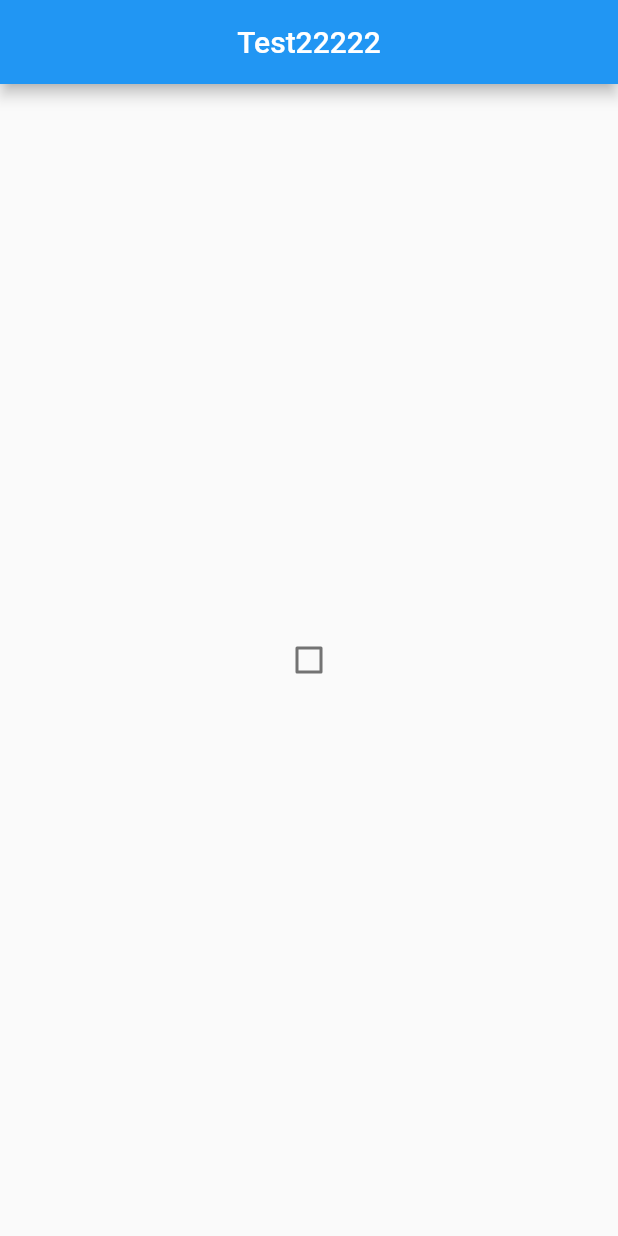
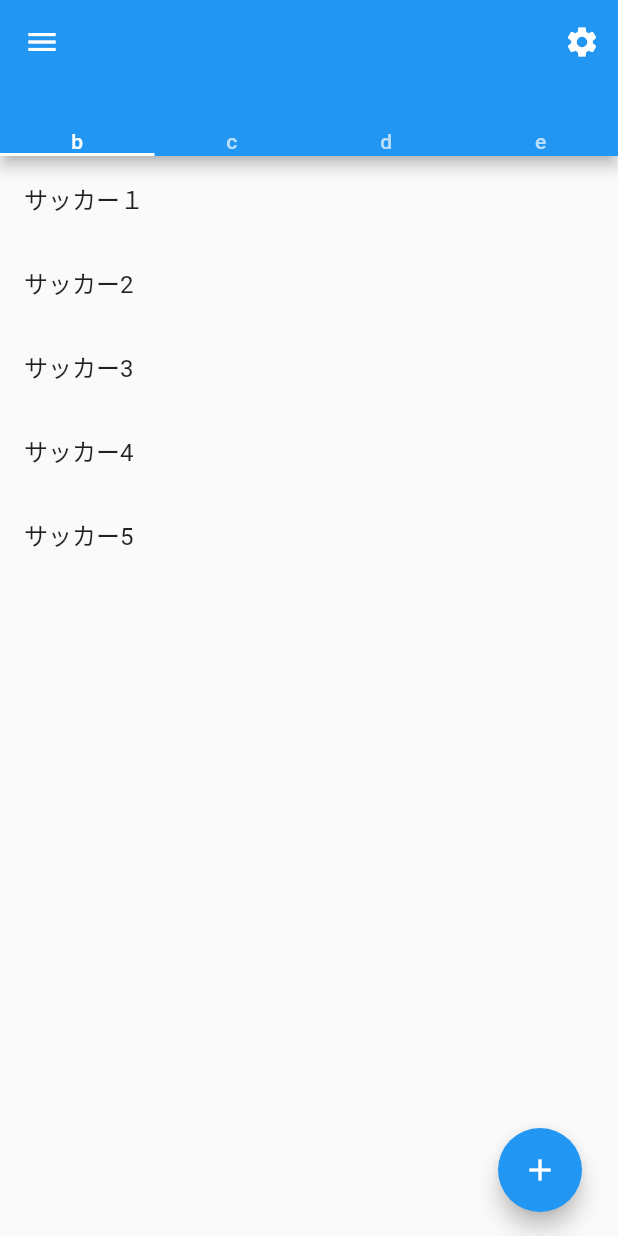
Before and after one commit to Hikaru1656/gddapp, a Flutter app: the screen it shows after launch, on a phone screen of 412 x 824 dp. Run offline on Flutter 3.47's test engine with Material 2 defaults, Android fonts, the phone set to English and light mode, and no system bars; our stand-ins replace cloud_firestore, firebase_core, freezed_annotation, hooks_riverpod; accounts and stored records are empty.

Commit message:
UIの一部作成

```diff
--- a/lib/main.dart
+++ b/lib/main.dart
@@ -1,6 +1,7 @@
 import 'package:firebase_core/firebase_core.dart';
 import 'package:flutter/material.dart';
 import 'package:gddapp/test.dart';
+import 'package:gddapp/views/main_page.dart';
 
 Future<void> main() async{
   WidgetsFlutterBinding.ensureInitialized();
@@ -17,7 +18,7 @@ class MyApp extends StatelessWidget {
       theme: ThemeData(
         primarySwatch: Colors.blue,
       ),
-      home: Test(),
+      home: MainPage(),
     );
   }
 }
--- /dev/null
+++ b/lib/views/add_main_task.dart
@@ -0,0 +1,17 @@
+import 'package:flutter/material.dart';
+
+class AddMainTask extends StatefulWidget {
+  const AddMainTask({Key? key}) : super(key: key);
+
+  @override
+  _AddMainTaskState createState() => _AddMainTaskState();
+}
+
+class _AddMainTaskState extends State<AddMainTask> {
+  @override
+  Widget build(BuildContext context) {
+    return Scaffold(
+
+    );
+  }
+}
--- /dev/null
+++ b/lib/views/main_page.dart
@@ -0,0 +1,118 @@
+import 'package:flutter/material.dart';
+
+class MainPage extends StatefulWidget {
+  const MainPage({Key? key}) : super(key: key);
+
+  @override
+  _MainPageState createState() => _MainPageState();
+}
+
+class _MainPageState extends State<MainPage> {
+  @override
+  Widget build(BuildContext context) {
+    return DefaultTabController(
+      initialIndex: 0,
+      length: 4,
+      child: Scaffold(
+        appBar: AppBar(
+            /*leading: IconButton(
+              icon: Icon(Icons.dehaze),
+              onPressed: () {},
+              ),*/
+          actions: [
+            IconButton(
+              icon: Icon(Icons.settings),
+              onPressed: () {},
+            ),
+          ],
+          bottom: TabBar(
+            //isScrollable: true,
+            tabs: [
+              Text('b'),
+              Text('c'),
+              Text('d'),
+              Text('e'),
+            ],
+          ),
+        ),
+        drawer: Drawer(),
+        body: TabBarView(
+          children: <Widget>[
+            /*Center(
+              child: Column(
+                children: [
+                  ListView(
+                    children: [
+                      ListTile(
+                        title: Text('野球１'),
+                      ),
+                      ListTile(
+                        title: Text('野球2'),
+                      ),
+                      ListTile(
+                        title: Text('野球3'),
+                      ),
+                      ListTile(
+                        title: Text('野球4'),
+                      ),
+                    ],
+                  ),
+                ],
+              ),
+            ),*/
+            Center(
+              child: ListView(
+                children: [
+                  ListTile(
+                    title: Text('サッカー１'),
+                  ),
+                  ListTile(
+                    title: Text('サッカー2'),
+                  ),
+                  ListTile(
+                    title: Text('サッカー3'),
+                  ),ListTile(
+                    title: Text('サッカー4'),
+                  ),
+                  ListTile(
+                    title: Text('サッカー5'),
+                  ),
+
+                ],
+              ),
+            ),
+            Center(
+              child: Text('テニス', style: TextStyle(fontSize: 32.0)),
+            ),
+            Center(
+              child: Text('バスケ', style: TextStyle(fontSize: 32.0)),
+            ),
+            Center(
+              child: Text('剣道', style: TextStyle(fontSize: 32.0)),
+            ),
+          ],
+        ),
+        floatingActionButtonLocation: FloatingActionButtonLocation.endDocked,
+        floatingActionButton: Padding(
+          padding: const EdgeInsets.symmetric(horizontal: 8, vertical: 16),
+          child: FloatingActionButton(
+            onPressed: () {
+              showBottomSheet(
+                  context: context,
+                  builder: (BuildContext context) {
+                    return Container(
+                      child: Text('sample'),
+                      height: 300,
+                      alignment: Alignment.center,
+                      width: double.infinity,
+                    );
+                  },
+              );
+            },
+            child: Icon(Icons.add),
+          ),
+        ),
+      ),
+    );
+  }
+}
```
Also changed, not shown: 1 other file.
